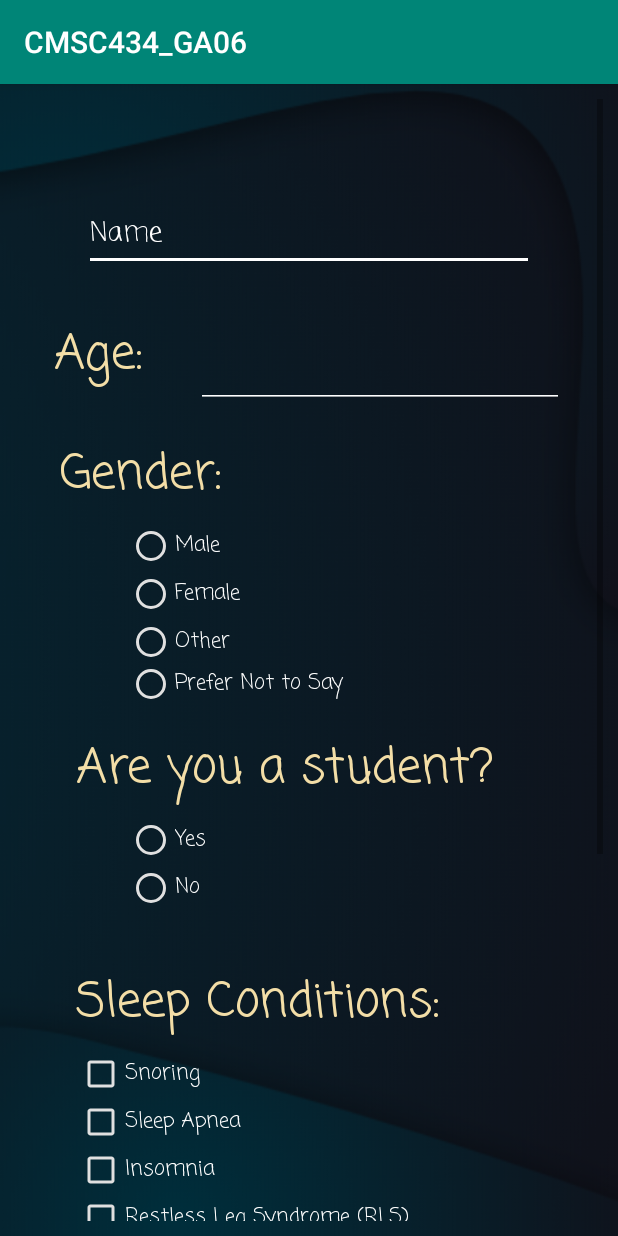
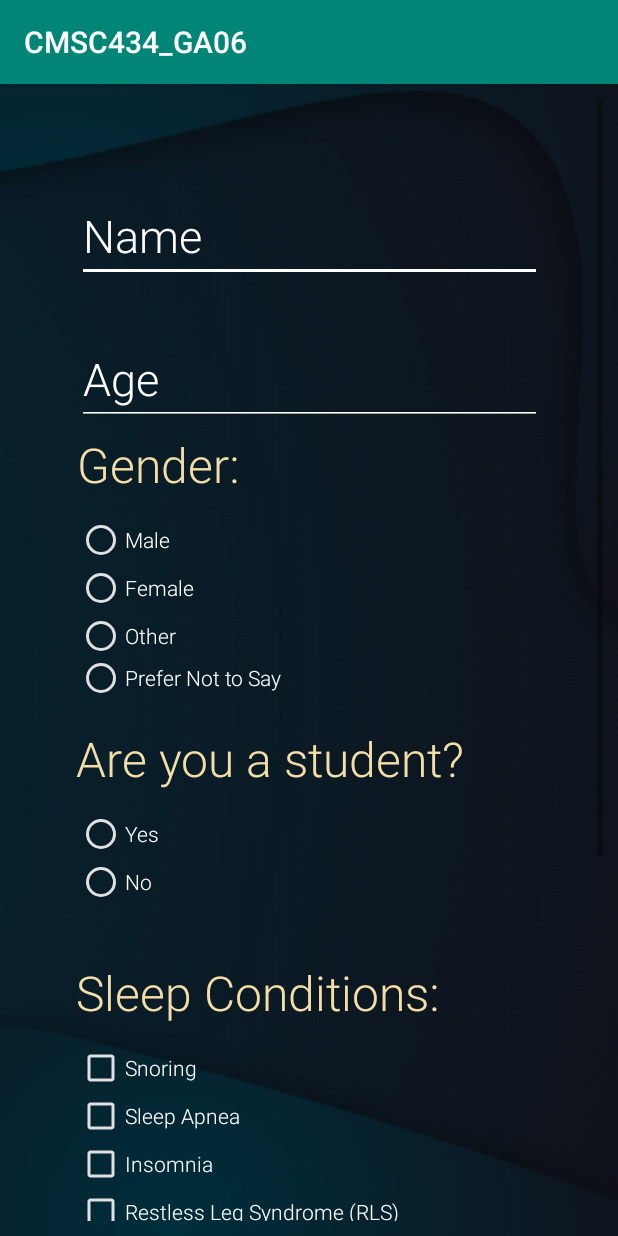
Before and after one commit to Ruochen-Wang/UMD_CMSC434_APAC, an Android app: the ThirdTask screen opened directly, with no data from a screen before it, on a phone screen of 412 x 824 dp. Run offline under Robolectric (Android 15) with nearby library versions, the phone set to English and light mode, and no system bars; our stand-ins replace Firebase (no records; nobody signed in at launch, a user with empty details on screens opened directly).

Commit message:
1. Eliminated gradience in buttons 2. Fixed alignment problems in Task 3 3. Changed font from "casual" to "sans-serif-light" 4. Reduced corner radius of task-swithing buttons

```diff
--- a/app/src/main/res/drawable/activity_btn.xml
+++ b/app/src/main/res/drawable/activity_btn.xml
@@ -1,9 +1,9 @@
 <?xml version="1.0" encoding="utf-8"?>
 <shape xmlns:android="http://schemas.android.com/apk/res/android" android:shape="rectangle" >
     <corners
-        android:radius="50dp"/>
+        android:radius="25dp"/>
     <solid
-        android:color="#808090"/>
+        android:color="@color/colorPrimaryDark"/>
     <padding
         android:left="0dp"
         android:top="0dp"
@@ -15,9 +15,4 @@
     <stroke
         android:width="3dp"
         android:color="#152E4F"/>
-    <gradient
-        android:startColor="@color/colorPrimaryDark"
-        android:centerColor="@color/colorPrimary"
-        android:endColor="@color/colorPrimaryDark"
-        android:angle="270" />
 </shape>
--- a/app/src/main/res/layout/activity_third_task.xml
+++ b/app/src/main/res/layout/activity_third_task.xml
@@ -21,77 +21,73 @@
 
         <EditText
             android:id="@+id/name"
-            android:layout_width="300dp"
-            android:layout_height="wrap_content"
-            android:layout_marginStart="24dp"
+            android:layout_width="310dp"
+            android:layout_height="56dp"
             android:layout_marginTop="50dp"
-            android:layout_marginEnd="24dp"
             android:autofillHints="@string/prompt_name"
             android:backgroundTint="@color/cardview_light_background"
+            android:fontFamily="sans-serif-light"
             android:hint="@string/prompt_name"
             android:inputType="textShortMessage"
             android:selectAllOnFocus="true"
             android:textColor="#ffffff"
             android:textColorHint="#ffffff"
             android:textCursorDrawable="@null"
-            android:fontFamily="casual"
+            android:textSize="30dp"
             app:layout_constraintEnd_toEndOf="parent"
             app:layout_constraintStart_toStartOf="parent"
             app:layout_constraintTop_toTopOf="parent" />
 
-
+        <!--
         <TextView
             android:id="@+id/age_text"
-            android:layout_width="89dp"
+            android:layout_width="80dp"
             android:layout_height="60dp"
             android:layout_marginStart="10dp"
             android:layout_marginLeft="10dp"
             android:layout_marginTop="130dp"
+            android:fontFamily="sans-serif-light"
             android:text="Age:"
             android:textColor="#F3DEA7"
             android:textSize="32sp"
-            android:fontFamily="casual"
             app:layout_constraintStart_toStartOf="parent"
             app:layout_constraintTop_toTopOf="parent" />
+        -->
 
         <EditText
             android:id="@+id/age"
-            android:layout_width="245dp"
+            android:layout_width="310dp"
             android:layout_height="60dp"
-            android:layout_marginStart="5dp"
-            android:layout_marginLeft="5dp"
-            android:layout_marginTop="130dp"
-            android:layout_marginEnd="10dp"
-            android:layout_marginRight="10dp"
+            android:layout_marginTop="35dp"
             android:backgroundTint="@color/cardview_light_background"
-            android:fontFamily="casual"
+            android:fontFamily="sans-serif-light"
+            android:hint="Age"
             android:inputType="number"
             android:selectAllOnFocus="true"
             android:textColor="#ffffff"
             android:textColorHint="#ffffff"
             android:textCursorDrawable="@null"
-            android:textSize="28sp"
+            android:textSize="30sp"
             app:layout_constraintEnd_toEndOf="parent"
-            app:layout_constraintStart_toEndOf="@+id/age_text"
-            app:layout_constraintTop_toTopOf="parent" />
+            app:layout_constraintStart_toStartOf="parent"
+            app:layout_constraintTop_toBottomOf="@+id/name" />
 
         <TextView
             android:id="@+id/gender_text"
             android:layout_width="310dp"
             android:layout_height="56dp"
-            android:layout_marginTop="20dp"
+            android:layout_marginTop="100dp"
+            android:fontFamily="sans-serif-light"
             android:text="Gender:"
             android:textColor="#F3DEA7"
             android:textSize="32sp"
-            android:fontFamily="casual"
             app:layout_constraintEnd_toEndOf="parent"
-            app:layout_constraintHorizontal_bias="0.275"
             app:layout_constraintStart_toStartOf="parent"
-            app:layout_constraintTop_toBottomOf="@+id/age_text" />
+            app:layout_constraintTop_toBottomOf="@+id/name" />
 
         <RadioGroup
             android:id="@+id/radioGroup"
-            android:layout_width="243dp"
+            android:layout_width="310dp"
             android:layout_height="120dp"
             app:layout_constraintEnd_toEndOf="parent"
             app:layout_constraintStart_toStartOf="parent"
@@ -106,7 +102,7 @@
                 android:buttonTint="#e0e0e0"
                 android:text="Male"
                 android:textColor="#ffffff"
-                android:fontFamily="casual"/>
+                android:fontFamily="sans-serif-light"/>
 
             <RadioButton
                 android:id="@+id/radio2"
@@ -115,7 +111,7 @@
                 android:buttonTint="#e0e0e0"
                 android:text="Female"
                 android:textColor="#ffffff"
-                android:fontFamily="casual"/>
+                android:fontFamily="sans-serif-light"/>
 
             <RadioButton
                 android:id="@+id/radio3"
@@ -124,7 +120,7 @@
                 android:buttonTint="#e0e0e0"
                 android:text="Other"
                 android:textColor="#ffffff"
-                android:fontFamily="casual"/>
+                android:fontFamily="sans-serif-light"/>
 
             <RadioButton
                 android:id="@+id/radio4"
@@ -133,7 +129,7 @@
                 android:buttonTint="#e0e0e0"
                 android:text="Prefer Not to Say"
                 android:textColor="#ffffff"
-                android:fontFamily="casual"/>
+                android:fontFamily="sans-serif-light"/>
         </RadioGroup>
 
         <TextView
@@ -144,7 +140,7 @@
             android:text="Are you a student?"
             android:textColor="#F3DEA7"
             android:textSize="32sp"
-            android:fontFamily="casual"
+            android:fontFamily="sans-serif-light"
             app:layout_constraintEnd_toEndOf="parent"
             app:layout_constraintHorizontal_bias="0.497"
             app:layout_constraintStart_toStartOf="parent"
@@ -152,9 +148,9 @@
 
         <RadioGroup
             android:id="@+id/studentGroup"
-            android:layout_width="243dp"
+            android:layout_width="310dp"
             android:layout_height="80dp"
-            android:fontFamily="casual"
+            android:fontFamily="sans-serif-light"
             app:layout_constraintEnd_toEndOf="parent"
             app:layout_constraintStart_toStartOf="parent"
             app:layout_constraintTop_toBottomOf="@+id/student_text"
@@ -165,7 +161,7 @@
                 android:id="@+id/yes"
                 android:layout_width="match_parent"
                 android:layout_height="wrap_content"
-                android:fontFamily="casual"
+                android:fontFamily="sans-serif-light"
                 android:buttonTint="#e0e0e0"
                 android:text="Yes"
                 android:textColor="#ffffff" />
@@ -174,7 +170,7 @@
                 android:id="@+id/no"
                 android:layout_width="match_parent"
                 android:layout_height="wrap_content"
-                android:fontFamily="casual"
+                android:fontFamily="sans-serif-light"
                 android:buttonTint="#e0e0e0"
                 android:text="No"
                 android:textColor="#ffffff"
@@ -191,7 +187,7 @@
             android:text="Sleep Conditions:"
             android:textColor="#F3DEA7"
             android:textSize="32sp"
-            android:fontFamily="casual"
+            android:fontFamily="sans-serif-light"
             app:layout_constraintEnd_toEndOf="parent"
             app:layout_constraintHorizontal_bias="0.497"
             app:layout_constraintStart_toStartOf="parent"
@@ -204,7 +200,7 @@
             android:buttonTint="#e0e0e0"
             android:text="Snoring"
             android:textColor="#ffffff"
-            android:fontFamily="casual"
+            android:fontFamily="sans-serif-light"
             app:layout_constraintEnd_toEndOf="parent"
             app:layout_constraintStart_toStartOf="parent"
             app:layout_constraintTop_toBottomOf="@+id/conditions_text" />
@@ -216,7 +212,7 @@
             android:buttonTint="#e0e0e0"
             android:text="Sleep Apnea"
             android:textColor="#ffffff"
-            android:fontFamily="casual"
+            android:fontFamily="sans-serif-light"
             app:layout_constraintEnd_toEndOf="parent"
             app:layout_constraintStart_toStartOf="parent"
             app:layout_constraintTop_toBottomOf="@+id/check1" />
@@ -228,7 +224,7 @@
             android:buttonTint="#e0e0e0"
             android:text="Insomnia"
             android:textColor="#ffffff"
-            android:fontFamily="casual"
+            android:fontFamily="sans-serif-light"
             app:layout_constraintEnd_toEndOf="parent"
             app:layout_constraintStart_toStartOf="parent"
             app:layout_constraintTop_toBottomOf="@+id/check2" />
@@ -240,7 +236,7 @@
             android:buttonTint="#e0e0e0"
             android:text="Restless Leg Syndrome (RLS)"
             android:textColor="#ffffff"
-            android:fontFamily="casual"
+            android:fontFamily="sans-serif-light"
             app:layout_constraintEnd_toEndOf="parent"
             app:layout_constraintStart_toStartOf="parent"
             app:layout_constraintTop_toBottomOf="@+id/check3" />
@@ -252,7 +248,7 @@
             android:buttonTint="#e0e0e0"
             android:text="Narcolepsy"
             android:textColor="#ffffff"
-            android:fontFamily="casual"
+            android:fontFamily="sans-serif-light"
             app:layout_constraintEnd_toEndOf="parent"
             app:layout_constraintStart_toStartOf="parent"
             app:layout_constraintTop_toBottomOf="@+id/check4" />
@@ -264,7 +260,7 @@
             android:buttonTint="#e0e0e0"
             android:text="Circadian Rhythm Disorders"
             android:textColor="#ffffff"
-            android:fontFamily="casual"
+            android:fontFamily="sans-serif-light"
             app:layout_constraintEnd_toEndOf="parent"
             app:layout_constraintStart_toStartOf="parent"
             app:layout_constraintTop_toBottomOf="@+id/check5" />
@@ -276,7 +272,7 @@
             android:buttonTint="#e0e0e0"
             android:text="Chronic Fatigue Syndrome"
             android:textColor="#ffffff"
-            android:fontFamily="casual"
+            android:fontFamily="sans-serif-light"
             app:layout_constraintEnd_toEndOf="parent"
             app:layout_constraintStart_toStartOf="parent"
             app:layout_constraintTop_toBottomOf="@+id/check6" />
@@ -288,7 +284,7 @@
             android:buttonTint="#e0e0e0"
             android:text="Night Terrors"
             android:textColor="#ffffff"
-            android:fontFamily="casual"
+            android:fontFamily="sans-serif-light"
             app:layout_constraintEnd_toEndOf="parent"
             app:layout_constraintStart_toStartOf="parent"
             app:layout_constraintTop_toBottomOf="@+id/check7" />
@@ -300,7 +296,7 @@
             android:buttonTint="#e0e0e0"
             android:text="Other"
             android:textColor="#ffffff"
-            android:fontFamily="casual"
+            android:fontFamily="sans-serif-light"
             app:layout_constraintEnd_toEndOf="parent"
             app:layout_constraintStart_toStartOf="parent"
             app:layout_constraintTop_toBottomOf="@+id/check8" />
@@ -316,7 +312,7 @@
             android:textAlignment="center"
             android:textColor="@color/colorPrimary"
             android:textSize="22sp"
-            android:fontFamily="casual"
+            android:fontFamily="sans-serif-light"
             app:layout_constraintBottom_toBottomOf="parent"
             app:layout_constraintEnd_toEndOf="parent"
             app:layout_constraintHorizontal_bias="0.502"
@@ -331,7 +327,7 @@
             android:layout_marginLeft="0dp"
             android:layout_marginBottom="20dp"
             android:background="@drawable/activity_btn"
-            android:fontFamily="casual"
+            android:fontFamily="sans-serif-light"
             android:text="Sleeping Data"
             android:textAlignment="center"
             android:textColor="#e0e0e0"
@@ -347,7 +343,7 @@
             android:layout_marginRight="0dp"
             android:layout_marginBottom="20dp"
             android:background="@drawable/activity_btn"
-            android:fontFamily="casual"
+            android:fontFamily="sans-serif-light"
             android:text="Alarms"
             android:textAlignment="center"
             android:textColor="#e0e0e0"
```
Also changed, not shown: app/src/main/res/drawable/gradient.xml (added, +9 -0 lines), app/src/main/res/layout/activity_primary_task12.xml (+12 -13 lines), app/src/main/res/layout/activity_primary_task24.xml (+9 -9 lines), app/src/main/res/layout/activity_secondary_task.xml (+6 -6 lines), 206 other files.
